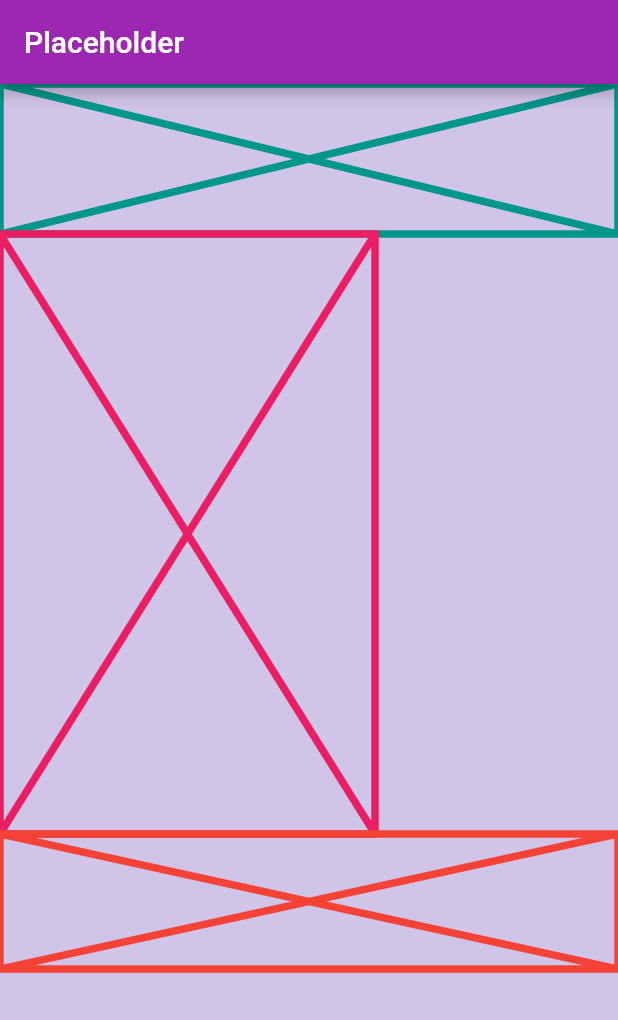
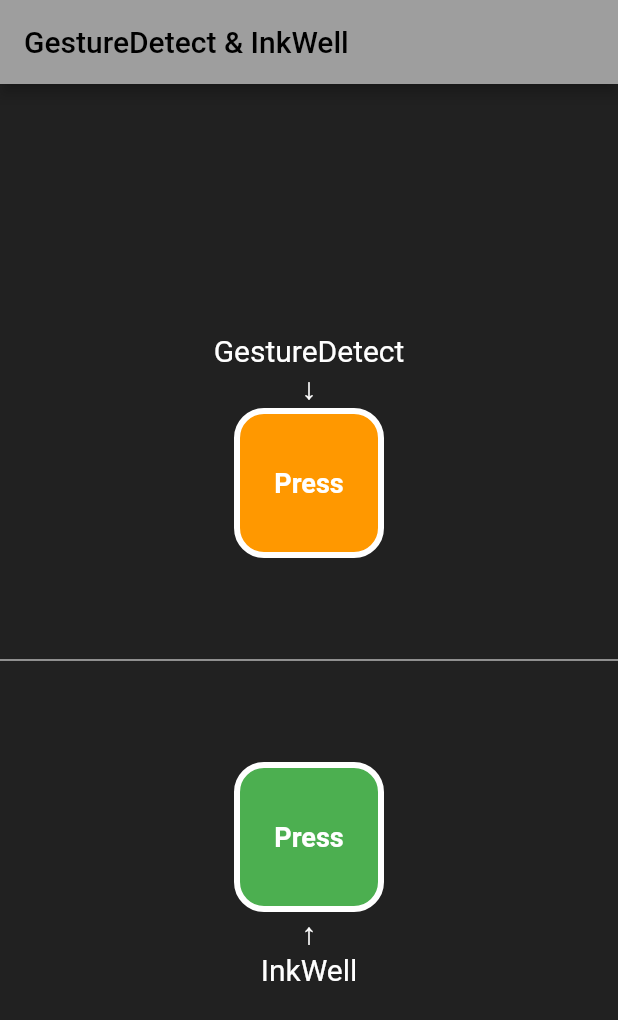
Before and after one commit to md-siam/widget_of_the_day, a Flutter app: the screen it shows after launch, on a phone screen of 412 x 824 dp. Shown: the top 1020 px of the screen. Run offline on Flutter 3.47's test engine with Material 2 defaults, Android fonts, the phone set to English and light mode, and no system bars.

Commit message:
gesturedetector & inkwell

```diff
--- /dev/null
+++ b/lib/49_gesturedect_&_inkwell/gesturedect_n_inkwell.dart
@@ -0,0 +1,110 @@
+import 'dart:math';
+import 'package:flutter/material.dart';
+import 'new_screen.dart';
+
+class MyGestetureNInk extends StatefulWidget {
+  const MyGestetureNInk({Key? key}) : super(key: key);
+
+  @override
+  State<MyGestetureNInk> createState() => _MyGestetureNInkState();
+}
+
+class _MyGestetureNInkState extends State<MyGestetureNInk> {
+  int index = 0;
+  var random = Random();
+  List<Color> myColors = [
+    Colors.green,
+    Colors.blueAccent,
+    Colors.cyan,
+    Colors.yellow,
+    Colors.redAccent,
+  ];
+  void changeColorIndex() {
+    setState(() {
+      index = random.nextInt(4);
+    });
+  }
+
+  @override
+  Widget build(BuildContext context) {
+    return Scaffold(
+      backgroundColor: Colors.grey[900],
+      appBar: AppBar(
+        title: const Text(
+          'GestureDetect & InkWell',
+          style: TextStyle(color: Colors.black),
+        ),
+        backgroundColor: Colors.grey,
+      ),
+      body: Center(
+        child: Column(
+          mainAxisAlignment: MainAxisAlignment.center,
+          children: [
+            const Text(
+              'GestureDetect\n↓',
+              style: TextStyle(color: Colors.white, fontSize: 20),
+              textAlign: TextAlign.center,
+            ),
+            GestureDetector(
+              onTap: () {
+                Navigator.push(
+                  context,
+                  MaterialPageRoute(
+                    builder: (context) => const NewScreen(),
+                  ),
+                );
+              },
+              child: Container(
+                height: 100,
+                width: 100,
+                alignment: Alignment.center,
+                decoration: BoxDecoration(
+                  color: Colors.orange,
+                  borderRadius: BorderRadius.circular(20),
+                  border: Border.all(width: 4.0, color: Colors.white),
+                ),
+                child: const Text(
+                  'Press',
+                  style: TextStyle(
+                    fontSize: 18,
+                    color: Colors.white,
+                    fontWeight: FontWeight.bold,
+                  ),
+                ),
+              ),
+            ),
+            const SizedBox(height: 60),
+            const Divider(color: Colors.white),
+            const SizedBox(height: 60),
+            InkWell(
+              onDoubleTap: changeColorIndex,
+              child: Container(
+                height: 100,
+                width: 100,
+                alignment: Alignment.center,
+                decoration: BoxDecoration(
+                  color: myColors[index],
+                  borderRadius: BorderRadius.circular(20),
+                  border: Border.all(width: 4.0, color: Colors.white),
+                ),
+                child: const Text(
+                  'Press',
+                  style: TextStyle(
+                    fontSize: 18,
+                    color: Colors.white,
+                    fontWeight: FontWeight.bold,
+                  ),
+                ),
+              ),
+            ),
+            const Text(
+              '↑\nInkWell',
+              style: TextStyle(color: Colors.white, fontSize: 20),
+              textAlign: TextAlign.center,
+            ),
+          ],
+        ),
+      ),
+    );
+  }
+}
--- a/lib/main.dart
+++ b/lib/main.dart
@@ -60,7 +60,8 @@ class MyApp extends StatelessWidget {
       //home: const MyStatufulWidget(number: 0),
       //home: const MyTable(),
       //home: const MyDataTable(),
-      home: const MyPlaceholder(),
+      //home: const MyPlaceholder(),
+      home: const MyGestetureNInk(),
     );
   }
 }
--- a/lib/routes.dart
+++ b/lib/routes.dart
@@ -47,3 +47,4 @@ export '45_stateful_widget/stateful_widget.dart';
 export '46_table/table.dart';
 export '47_data_table/data_table.dart';
 export '48_placeholder/placeholder.dart';
+export '49_gesturedect_&_inkwell/gesturedect_n_inkwell.dart';
```
Also changed, not shown: lib/49_gesturedect_&_inkwell/new_screen.dart (added, +42 -0 lines), 2 other files.
